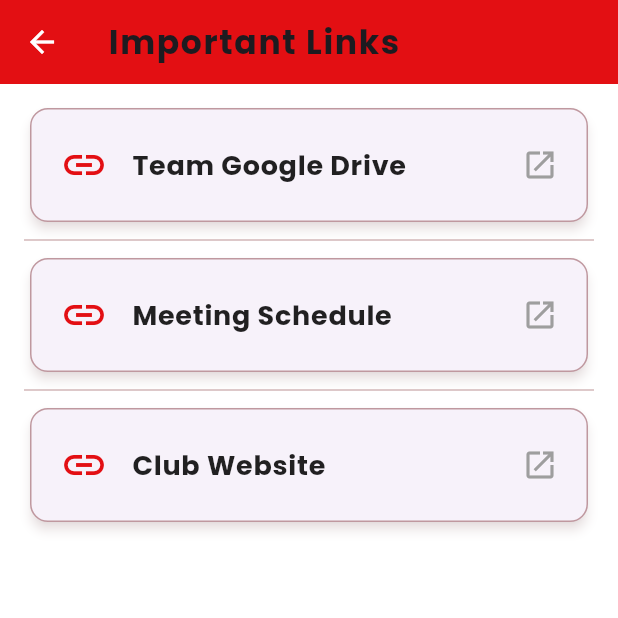
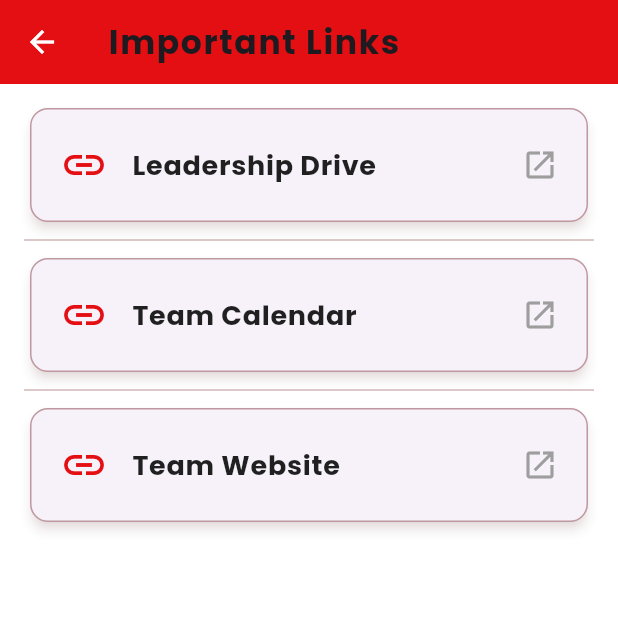
Before and after one commit to kaytki-chakankar/logistics-app, a Flutter app: the screen it shows once a user with an empty profile is signed in, in the side drawer, after a tap on "Important Links", on a phone screen of 412 x 824 dp, the top half of it. Run offline on Flutter 3.47's test engine with Material 3 defaults, Android fonts, the phone set to English and light mode, and no system bars; our stand-ins replace firebase_auth, firebase_core, shared_preferences; accounts and stored records are empty; network calls fail.

Commit message:
updated important links + reset student hours

```diff
--- a/janksters_logistics_app/frontend/lib/pages/links_page.dart
+++ b/janksters_logistics_app/frontend/lib/pages/links_page.dart
@@ -6,16 +6,16 @@
 
   static const List<Map<String, String>> links = [
     {
-      'title': 'Team Google Drive',
-      'url': 'https://drive.google.com/drive/folders/...',
+      'title': 'Leadership Drive',
+      'url': 'https://drive.google.com/drive/folders/0ANydg9_JDsrrUk9PVA',
     },
     {
-      'title': 'Meeting Schedule',
-      'url': 'https://docs.google.com/spreadsheets/d/...',
+      'title': 'Team Calendar',
+      'url': 'https://docs.google.com/spreadsheets/d/1VH-h4vqi3WZ0dV_-8Qf2T6R2lpBFExDJWNmpr447Zds/edit?gid=0#gid=0',
     },
     {
-      'title': 'Club Website',
-      'url': 'https://example.com',
+      'title': 'Team Website',
+      'url': 'https://team1967.ndsj.org',
     },
   ];
 
```
Also changed, not shown: 1 other file.
